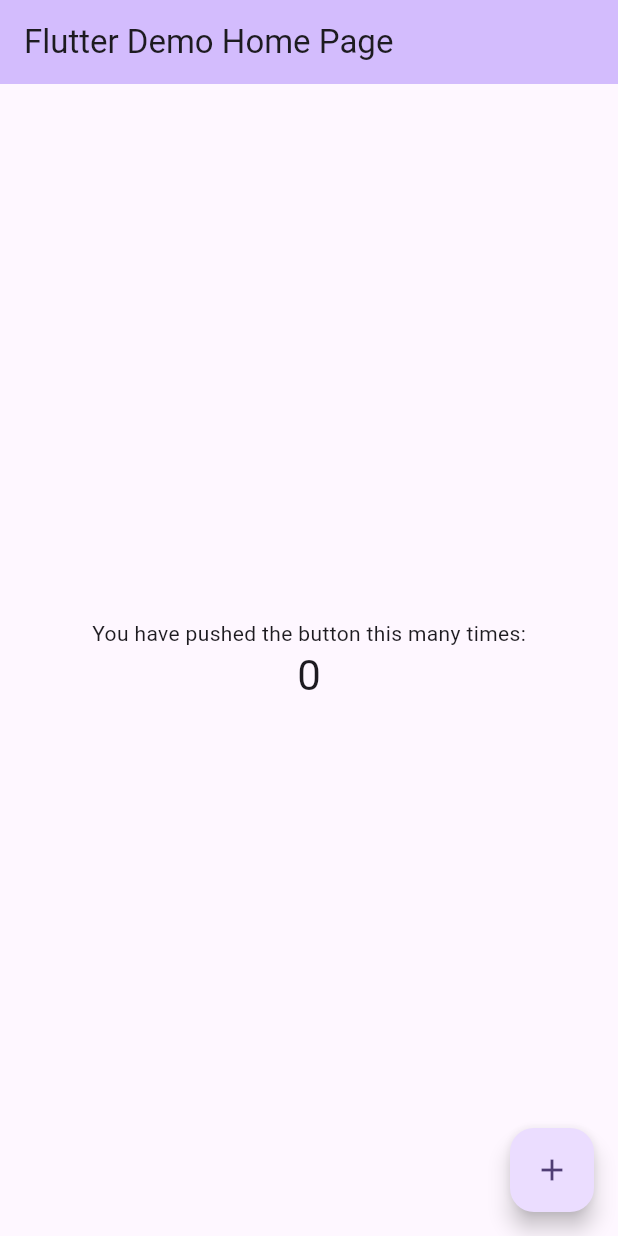
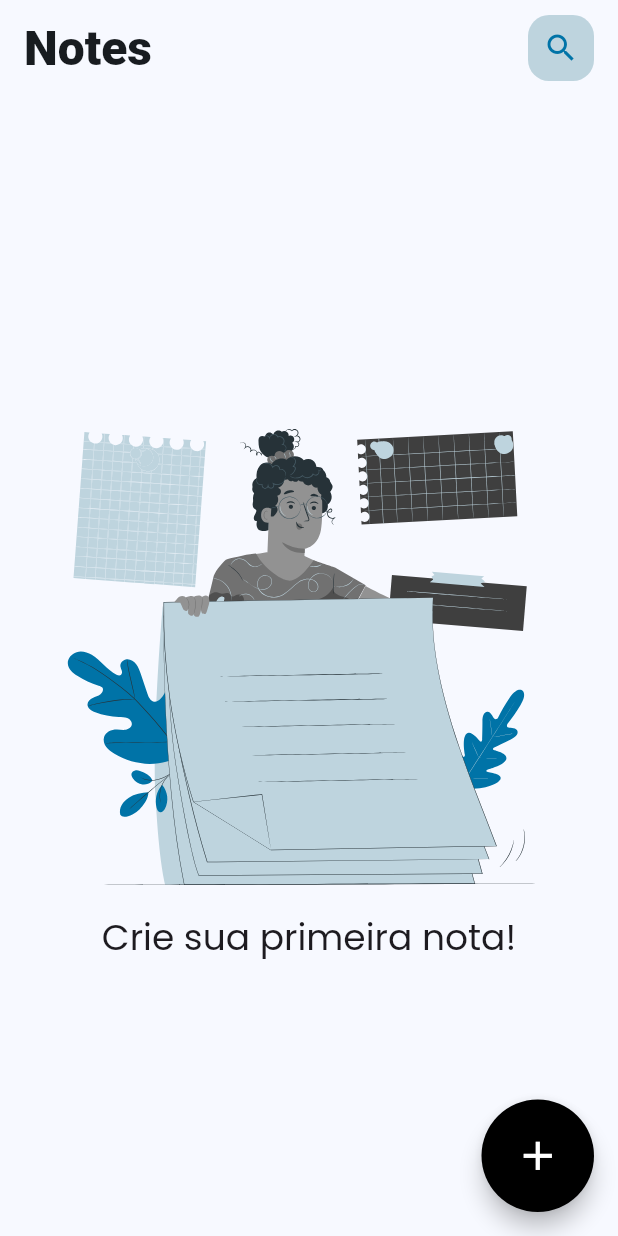
Before and after one commit to arvrdnatal/notes_flutter, a Flutter app: the screen it shows after launch, on a phone screen of 412 x 824 dp. Run offline on Flutter 3.47's test engine with Material 3 defaults, Android fonts, the phone set to English and light mode, and no system bars; our stand-ins replace flutter_svg, google_fonts.

Commit message:
feature: add empty home screen's front end

```diff
--- a/lib/main.dart
+++ b/lib/main.dart
@@ -1,4 +1,6 @@
 import 'package:flutter/material.dart';
+import 'package:notes_flutter/themes/main_theme.dart';
+import 'package:notes_flutter/ui/notes_page.dart';
 
 void main() {
   runApp(const MyApp());
@@ -7,31 +9,13 @@ void main() {
 class MyApp extends StatelessWidget {
   const MyApp({super.key});
 
-  // This widget is the root of your application.
   @override
   Widget build(BuildContext context) {
     return MaterialApp(
-      title: 'Flutter Demo',
-      theme: ThemeData(
-        // This is the theme of your application.
-        //
-        // TRY THIS: Try running your application with "flutter run". You'll see
-        // the application has a purple toolbar. Then, without quitting the app,
-        // try changing the seedColor in the colorScheme below to Colors.green
-        // and then invoke "hot reload" (save your changes or press the "hot
-        // reload" button in a Flutter-supported IDE, or press "r" if you used
-        // the command line to start the app).
-        //
-        // Notice that the counter didn't reset back to zero; the application
-        // state is not lost during the reload. To reset the state, use hot
-        // restart instead.
-        //
-        // This works for code too, not just values: Most code changes can be
-        // tested with just a hot reload.
-        colorScheme: ColorScheme.fromSeed(seedColor: Colors.deepPurple),
-        useMaterial3: true,
-      ),
-      home: const MyHomePage(title: 'Flutter Demo Home Page'),
+      title: 'Notes Flutter',
+      debugShowCheckedModeBanner: false,
+      theme: getMainTheme(),
+      home: const NotesPage(),
     );
   }
 }
--- /dev/null
+++ b/lib/themes/main_colors.dart
@@ -0,0 +1,4 @@
+import 'dart:ui';
+
+const primaryColor = Color(0xff0073a7);
+const secondaryColor = Color(0xffbed4de);
--- /dev/null
+++ b/lib/themes/main_theme.dart
@@ -0,0 +1,20 @@
+import 'package:flutter/material.dart';
+import 'package:google_fonts/google_fonts.dart';
+import 'package:notes_flutter/themes/main_colors.dart';
+
+ThemeData getMainTheme() {
+  return ThemeData(
+    colorScheme: getColorScheme(),
+    useMaterial3: true,
+    textTheme: GoogleFonts.poppinsTextTheme().copyWith(
+      headlineLarge: const TextStyle(
+        fontWeight: FontWeight.w900
+      )
+    )
+  );
+}
+
+ColorScheme getColorScheme() {
+  return ColorScheme.fromSeed(seedColor: primaryColor)
+      .copyWith(secondary: secondaryColor);
+}
--- /dev/null
+++ b/lib/ui/notes_page.dart
@@ -0,0 +1,71 @@
+import 'package:flutter/material.dart';
+import 'package:flutter_svg/flutter_svg.dart';
+import 'package:notes_flutter/themes/main_colors.dart';
+
+class NotesPage extends StatefulWidget {
+  const NotesPage({super.key});
+
+  @override
+  State<NotesPage> createState() => _NotesPageState();
+}
+
+class _NotesPageState extends State<NotesPage> {
+  @override
+  Widget build(BuildContext context) {
+    return Scaffold(
+      appBar: PreferredSize(
+        preferredSize: const Size.fromHeight(120),
+        child: SafeArea(
+          child: Padding(
+            padding: const EdgeInsets.only(right: 16, left: 16, bottom: 22, top: 10),
+            child: Row(
+              mainAxisAlignment: MainAxisAlignment.spaceBetween,
+              children: [
+                Text(
+                  'Notes',
+                  style: Theme.of(context).textTheme.headlineLarge,
+                ),
+                Container(
+                  decoration: BoxDecoration(
+                    borderRadius: BorderRadius.circular(14),
+                    color: secondaryColor
+                  ),
+                  child: const Padding(
+                    padding: EdgeInsets.all(10.0),
+                    child: Icon(Icons.search, color: primaryColor),
+                  )
+                )
+              ],
+            ),
+          ),
+        )
+      ),
+      body: SafeArea(
+        child: Center(
+          child: Padding(
+            padding: const EdgeInsets.symmetric(horizontal: 16, vertical: 22),
+            child: Column(
+              mainAxisAlignment: MainAxisAlignment.center,
+              children: [
+                SvgPicture.asset('lib/assets/svgs/new_note.svg', width: 350),
+                Text('Crie sua primeira nota!', style: Theme.of(context).textTheme.headlineSmall)
+              ],
+            ),
+          ),
+        ),
+      ),
+      floatingActionButton: SizedBox(
+        width: 75,
+        height: 75,
+        child: FittedBox(
+          child: FloatingActionButton(
+            shape: const CircleBorder(),
+            backgroundColor: Colors.black,
+            child: const Icon(Icons.add, color: Colors.white),
+            onPressed: () {  },
+          ),
+        ),
+      ),
+    );
+  }
+}
```
Also changed, not shown: pubspec.yaml (+4 -3 lines), lib/assets/svgs/new_note.svg (added), pubspec.lock.
